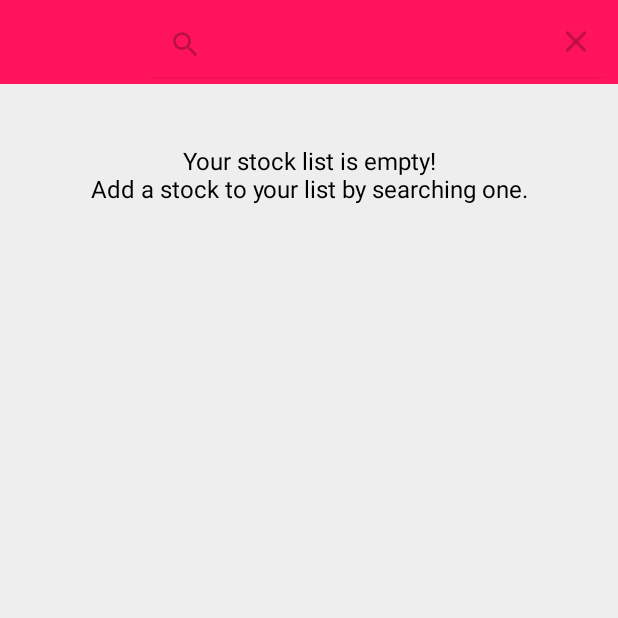
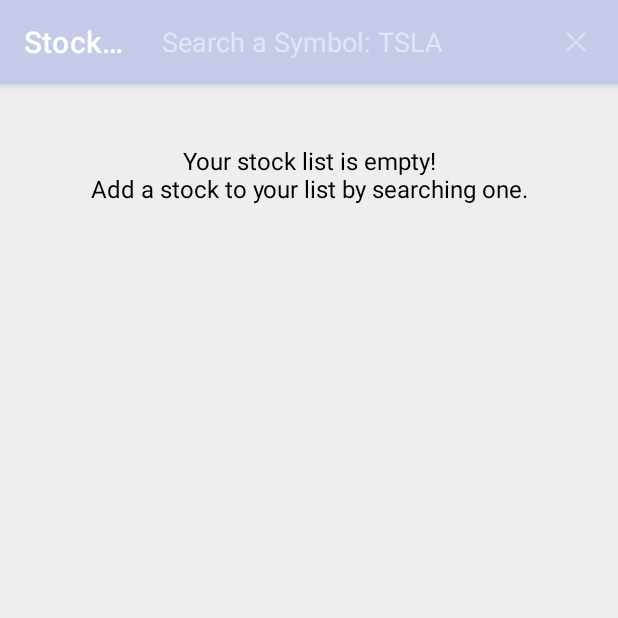
Before and after one commit to azmathulla043/StockTrackers, an Android app: the screen it shows after launch (MainActivity), after a tap on "Search", on a phone screen of 412 x 824 dp, the top half of it. Run offline under Robolectric (Android 15) with nearby library versions, the phone set to English and light mode, and no system bars; our stand-ins replace Room's generated code, RxJava; 1 statement that could not run was skipped.

Commit message:
Second commit

```diff
--- a/app/src/main/AndroidManifest.xml
+++ b/app/src/main/AndroidManifest.xml
@@ -20,7 +20,6 @@
         </activity>
     <activity android:name=".UI.StockDetailActivity" />
     <activity android:name=".UI.MainActivity"/>
-    <receiver android:name=".Helper.AlertReceiver"/>
     </application>
 
 </manifest>
--- a/app/src/main/java/com/tech/stockspickertracker/UI/MainActivity.java
+++ b/app/src/main/java/com/tech/stockspickertracker/UI/MainActivity.java
@@ -22,7 +22,6 @@ import android.widget.CursorAdapter;
 import android.widget.TextView;
 
 import com.tech.stockspickertracker.Adapter.StockRecAdapter;
-import com.tech.stockspickertracker.Helper.AlarmHelper;
 import com.tech.stockspickertracker.Model.TickerDatabase;
 import com.tech.stockspickertracker.Model.TickerModel;
 import com.tech.stockspickertracker.Network.APIService;
@@ -61,7 +60,7 @@ public class MainActivity extends AppCompatActivity implements StockRecAdapter.D
         adapter.setTickers();
         initViews();
 
-        getSupportActionBar().hide();
+        //getSupportActionBar().hide();
         mTickerDatabase = TickerDatabase.getInstance(this);
 
         if(mTickerDatabase.tickerDao().getAllTickers().size()!=0){
@@ -121,7 +120,7 @@ public class MainActivity extends AppCompatActivity implements StockRecAdapter.D
         mSearchView.setSuggestionsAdapter(cursorAdapter);
 
         Log.d(TAG, "searchCode: search view"+mSearchView);
-        mSearchView.setOnQueryTextListener(new androidx.appcompat.widget.SearchView.OnQueryTextListener() {
+        mSearchView.setOnQueryTextListener(new SearchView.OnQueryTextListener() {
             @Override
             public boolean onQueryTextSubmit(String query) {
                 Log.d(TAG, "onQueryTextSubmit: searchText"+searchText);
@@ -148,7 +147,7 @@ public class MainActivity extends AppCompatActivity implements StockRecAdapter.D
         });
 
         // Listening to user selecting from suggestions list
-        mSearchView.setOnSuggestionListener(new androidx.appcompat.widget.SearchView.OnSuggestionListener() {
+        mSearchView.setOnSuggestionListener(new SearchView.OnSuggestionListener() {
             @Override
             public boolean onSuggestionSelect(int position) {
                 Cursor cursor = (Cursor) mSearchView.getSuggestionsAdapter().getItem(position);
@@ -171,7 +170,10 @@ public class MainActivity extends AppCompatActivity implements StockRecAdapter.D
                 }
                 startActivity(intent);
                 cursor.close();
+
                 mSearchView.setIconified(true);
+
+
                 return true;
             }
 
@@ -221,7 +223,6 @@ public class MainActivity extends AppCompatActivity implements StockRecAdapter.D
         mRecyclerView.setLayoutManager(new LinearLayoutManager(MainActivity.this));
         mRecyclerView.setAdapter(adapter);
         mTextView = findViewById(R.id.txtEmptyMessage);
-
     }
 
 
@@ -230,14 +231,6 @@ public class MainActivity extends AppCompatActivity implements StockRecAdapter.D
         if (mTickerDatabase.tickerDao().getAllTickers().size() == 0) {
             mTextView.setVisibility(View.VISIBLE);
         }
-
     }
 
-    @Override
-    public void cancelAlarm(int id) {
-        AlarmHelper.cancelAlarm(getBaseContext(), id);
-    }
-
-
-
 }
--- a/app/src/main/res/layout/activity_main.xml
+++ b/app/src/main/res/layout/activity_main.xml
@@ -27,7 +27,9 @@
                 app:menu="@menu/main_tootlbar"
                 android:id="@+id/toolBar"
                 android:background="@color/redAccentPrimary"
-                android:nestedScrollingEnabled="true"/>
+                android:nestedScrollingEnabled="true"
+                android:visibility="gone"
+                />
 
             <TextView
                 android:id="@+id/txtEmptyMessage"
--- a/app/src/main/res/layout/activity_stock_details.xml
+++ b/app/src/main/res/layout/activity_stock_details.xml
@@ -15,7 +15,8 @@
         android:theme="@style/SearchViewStyle"
         android:background="@color/redAccentPrimary"
         app:titleTextColor="@color/colorWhiteLight"
-        android:id="@+id/toolBar"/>
+        android:id="@+id/toolBar"
+        android:visibility="gone"/>
 
     <LinearLayout
         android:layout_width="match_parent"
--- /dev/null
+++ b/app/src/main/res/menu/home_none.xml
@@ -0,0 +1,5 @@
+<?xml version="1.0" encoding="utf-8"?>
+<menu xmlns:android="http://schemas.android.com/apk/res/android"
+    xmlns:app="http://schemas.android.com/apk/res-auto">
+
+</menu>
```
Also changed, not shown: app/src/main/java/com/tech/stockspickertracker/Adapter/StockDetailPagerAdapter.java (+3 -20 lines), app/src/main/java/com/tech/stockspickertracker/UI/StockDetailActivity.java (+24 -2 lines).
